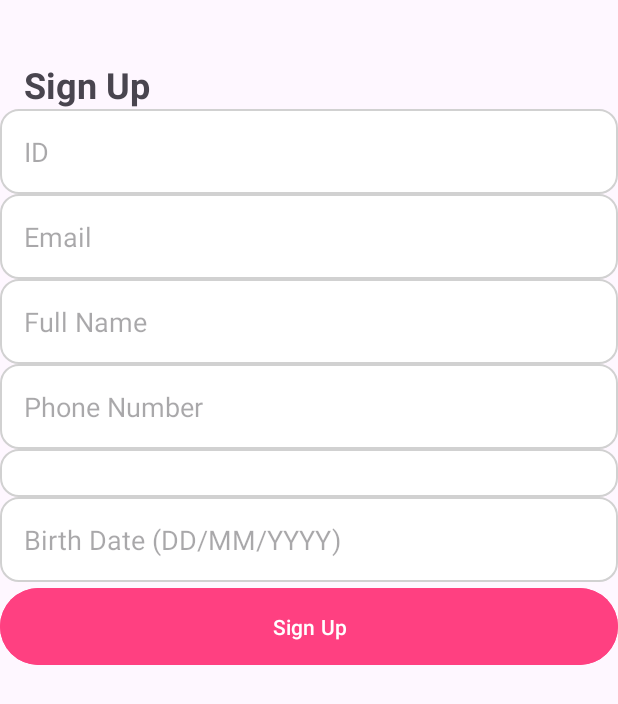
After one commit to mariaHeeb/Hospitals, an Android app: the SignUpActivity screen opened directly, with no data from a screen before it, on a phone screen of 412 x 824 dp. The commit adds this screen. Shown: the top 704 px of the screen. Run offline under Robolectric (Android 15) with nearby library versions, the phone set to English and light mode, and no system bars; 1 statement that could not run was skipped.

```diff
--- a/app/src/main/AndroidManifest.xml
+++ b/app/src/main/AndroidManifest.xml
@@ -13,6 +13,12 @@
         android:theme="@style/Theme.Hospitals"
         tools:targetApi="31">
         <activity
+            android:name=".SignUpActivity"
+            android:exported="false" />
+        <activity
+            android:name=".LogInActivity"
+            android:exported="false" />
+        <activity
             android:name=".MainActivity"
             android:exported="true">
             <intent-filter>
--- /dev/null
+++ b/app/src/main/java/com/example/hospitals/LogInActivity.java
@@ -0,0 +1,24 @@
+package com.example.hospitals;
+
+import android.os.Bundle;
+
+import androidx.activity.EdgeToEdge;
+import androidx.appcompat.app.AppCompatActivity;
+import androidx.core.graphics.Insets;
+import androidx.core.view.ViewCompat;
+import androidx.core.view.WindowInsetsCompat;
+
+public class LogInActivity extends AppCompatActivity {
+
+    @Override
+    protected void onCreate(Bundle savedInstanceState) {
+        super.onCreate(savedInstanceState);
+        EdgeToEdge.enable(this);
+        setContentView(R.layout.activity_log_in);
+        ViewCompat.setOnApplyWindowInsetsListener(findViewById(R.id.main), (v, insets) -> {
+            Insets systemBars = insets.getInsets(WindowInsetsCompat.Type.systemBars());
+            v.setPadding(systemBars.left, systemBars.top, systemBars.right, systemBars.bottom);
+            return insets;
+        });
+    }
+}
--- /dev/null
+++ b/app/src/main/java/com/example/hospitals/SignUpActivity.java
@@ -0,0 +1,24 @@
+package com.example.hospitals;
+
+import android.os.Bundle;
+
+import androidx.activity.EdgeToEdge;
+import androidx.appcompat.app.AppCompatActivity;
+import androidx.core.graphics.Insets;
+import androidx.core.view.ViewCompat;
+import androidx.core.view.WindowInsetsCompat;
+
+public class SignUpActivity extends AppCompatActivity {
+
+    @Override
+    protected void onCreate(Bundle savedInstanceState) {
+        super.onCreate(savedInstanceState);
+        EdgeToEdge.enable(this);
+        setContentView(R.layout.activity_sign_up);
+        ViewCompat.setOnApplyWindowInsetsListener(findViewById(R.id.main), (v, insets) -> {
+            Insets systemBars = insets.getInsets(WindowInsetsCompat.Type.systemBars());
+            v.setPadding(systemBars.left, systemBars.top, systemBars.right, systemBars.bottom);
+            return insets;
+        });
+    }
+}
--- /dev/null
+++ b/app/src/main/res/drawable/rounded_input_field.xml
@@ -0,0 +1,6 @@
+<?xml version="1.0" encoding="utf-8"?>
+<shape xmlns:android="http://schemas.android.com/apk/res/android">
+    <solid android:color="#FFFFFF"/> <!-- White background for input fields -->
+    <corners android:radius="12dp"/> <!-- Rounded corners with a 12dp radius -->
+    <stroke android:color="#D1D1D1" android:width="1dp"/> <!-- Border color and width -->
+</shape>
--- /dev/null
+++ b/app/src/main/res/layout/activity_log_in.xml
@@ -0,0 +1,33 @@
+<?xml version="1.0" encoding="utf-8"?>
+<LinearLayout xmlns:android="http://schemas.android.com/apk/res/android"
+    xmlns:tools="http://schemas.android.com/tools"
+    android:id="@+id/main"
+    android:layout_width="match_parent"
+    android:layout_height="match_parent"
+    android:orientation="horizontal"
+    tools:context=".LogInActivity">
+
+    <EditText
+        android:id="@+id/editTextId"
+        android:layout_width="match_parent"
+        android:layout_height="wrap_content"
+        android:hint="ID"
+        android:inputType="text" />
+
+    <!-- Email Field -->
+    <EditText
+        android:id="@+id/editTextPassword"
+        android:layout_width="match_parent"
+        android:layout_height="wrap_content"
+        android:hint="Email"
+        android:inputType="textPassword" />
+
+    <Button
+        android:id="@+id/btnSignUp"
+        android:layout_width="wrap_content"
+        android:layout_height="wrap_content"/>
+    <Button
+        android:id="@+id/btnLogin"
+        android:layout_width="wrap_content"
+        android:layout_height="wrap_content"/>
+</LinearLayout>
--- /dev/null
+++ b/app/src/main/res/layout/activity_sign_up.xml
@@ -0,0 +1,182 @@
+<?xml version="1.0" encoding="utf-8"?>
+<androidx.constraintlayout.widget.ConstraintLayout xmlns:android="http://schemas.android.com/apk/res/android"
+    xmlns:app="http://schemas.android.com/apk/res-auto"
+    xmlns:tools="http://schemas.android.com/tools"
+    android:layout_width="match_parent"
+    android:layout_height="match_parent"
+    tools:context=".SignUpActivity">
+
+    <!-- Title or App Name -->
+    <TextView
+        android:id="@+id/signUpTitle"
+        android:layout_width="wrap_content"
+        android:layout_height="wrap_content"
+        android:text="Sign Up"
+        android:textSize="24sp"
+        android:textStyle="bold"
+        android:layout_marginTop="40dp"
+        android:layout_marginStart="16dp"
+        android:layout_marginEnd="16dp"
+        app:layout_constraintTop_toTopOf="parent"
+        app:layout_constraintStart_toStartOf="parent" />
+
+    <!-- User ID Field -->
+    <EditText
+        android:id="@+id/editTextId"
+        android:layout_width="0dp"
+        android:layout_height="wrap_content"
+        android:hint="ID"
+        android:inputType="text"
+        android:padding="16dp"
+        android:background="@drawable/rounded_input_field"
+        app:layout_constraintTop_toBottomOf="@+id/signUpTitle"
+        app:layout_constraintStart_toStartOf="parent"
+        app:layout_constraintEnd_toEndOf="parent"
+        app:layout_constraintTop_margin="40dp"/>
+
+    <!-- Email Field -->
+    <EditText
+        android:id="@+id/editTextEmail"
+        android:layout_width="0dp"
+        android:layout_height="wrap_content"
+        android:hint="Email"
+        android:inputType="textEmailAddress"
+        android:padding="16dp"
+        android:background="@drawable/rounded_input_field"
+        app:layout_constraintTop_toBottomOf="@+id/editTextId"
+        app:layout_constraintStart_toStartOf="parent"
+        app:layout_constraintEnd_toEndOf="parent"
+        app:layout_constraintTop_margin="16dp"/>
+
+    <!-- Name Field -->
+    <EditText
+        android:id="@+id/editTextName"
+        android:layout_width="0dp"
+        android:layout_height="wrap_content"
+        android:hint="Full Name"
+        android:inputType="text"
+        android:padding="16dp"
+        android:background="@drawable/rounded_input_field"
+        app:layout_constraintTop_toBottomOf="@+id/editTextEmail"
+        app:layout_constraintStart_toStartOf="parent"
+        app:layout_constraintEnd_toEndOf="parent"
+        app:layout_constraintTop_margin="16dp"/>
+
+    <!-- Phone Number Field -->
+    <EditText
+        android:id="@+id/editTextPhoneNumber"
+        android:layout_width="0dp"
+        android:layout_height="wrap_content"
+        android:hint="Phone Number"
+        android:inputType="phone"
+        android:padding="16dp"
+        android:background="@drawable/rounded_input_field"
+        app:layout_constraintTop_toBottomOf="@+id/editTextName"
+        app:layout_constraintStart_toStartOf="parent"
+        app:layout_constraintEnd_toEndOf="parent"
+        app:layout_constraintTop_margin="16dp"/>
+
+    <!-- Blood Type Spinner -->
+    <Spinner
+        android:id="@+id/spinnerBloodType"
+        android:layout_width="0dp"
+        android:layout_height="wrap_content"
+        app:layout_constraintTop_toBottomOf="@+id/editTextPhoneNumber"
+        app:layout_constraintStart_toStartOf="parent"
+        app:layout_constraintEnd_toEndOf="parent"
+        app:layout_constraintTop_margin="16dp"
+        android:padding="16dp"
+        android:background="@drawable/rounded_input_field" />
+
+    <!-- Birth Date Field -->
+    <EditText
+        android:id="@+id/editTextBirthDate"
+        android:layout_width="0dp"
+        android:layout_height="wrap_content"
+        android:hint="Birth Date (DD/MM/YYYY)"
+        android:inputType="date"
+        android:padding="16dp"
+        android:background="@drawable/rounded_input_field"
+        app:layout_constraintTop_toBottomOf="@+id/spinnerBloodType"
+        app:layout_constraintStart_toStartOf="parent"
+        app:layout_constraintEnd_toEndOf="parent"
+        app:layout_constraintTop_margin="16dp"/>
+
+    <!-- Sign Up Button -->
+    <Button
+        android:id="@+id/buttonSignUp"
+        android:layout_width="0dp"
+        android:layout_height="wrap_content"
+        android:text="Sign Up"
+        android:backgroundTint="@color/colorAccent"
+        android:textColor="@android:color/white"
+        android:padding="16dp"
+        app:layout_constraintTop_toBottomOf="@+id/editTextBirthDate"
+        app:layout_constraintStart_toStartOf="parent"
+        app:layout_constraintEnd_toEndOf="parent"
+        app:layout_constraintTop_margin="32dp"/>
+
+</androidx.constraintlayout.widget.ConstraintLayout>
+
+
+
+    <!--<?xml version="1.0" encoding="utf-8"?>-->
+<!--<LinearLayout xmlns:android="http://schemas.android.com/apk/res/android"-->
+<!--    android:layout_width="match_parent"-->
+<!--    android:layout_height="match_parent"-->
+<!--    android:orientation="vertical"-->
+<!--    android:padding="16dp">-->
+
+<!--    &lt;!&ndash; User ID Field &ndash;&gt;-->
+<!--    <EditText-->
+<!--        android:id="@+id/editTextId"-->
+<!--        android:layout_width="match_parent"-->
+<!--        android:layout_height="wrap_content"-->
+<!--        android:hint="ID"-->
+<!--        android:inputType="text" />-->
+
+<!--    &lt;!&ndash; Email Field &ndash;&gt;-->
+<!--    <EditText-->
+<!--        android:id="@+id/editTextEmail"-->
+<!--        android:layout_width="match_parent"-->
+<!--        android:layout_height="wrap_content"-->
+<!--        android:hint="Email"-->
+<!--        android:inputType="textEmailAddress" />-->
+
+<!--    &lt;!&ndash; Name Field &ndash;&gt;-->
+<!--    <EditText-->
+<!--        android:id="@+id/editTextName"-->
+<!--        android:layout_width="match_parent"-->
+<!--        android:layout_height="wrap_content"-->
+<!--        android:hint="Name"-->
+<!--        android:inputType="text" />-->
+
+<!--    &lt;!&ndash; Phone Number Field &ndash;&gt;-->
+<!--    <EditText-->
+<!--        android:id="@+id/editTextPhoneNumber"-->
+<!--        android:layout_width="match_parent"-->
+<!--        android:layout_height="wrap_content"-->
+<!--        android:hint="Phone Number"-->
+<!--        android:inputType="phone" />-->
+
+<!--    &lt;!&ndash; Blood Type Spinner &ndash;&gt;-->
+<!--    <Spinner-->
+<!--        android:id="@+id/spinnerBloodType"-->
+<!--        android:layout_width="match_parent"-->
+<!--        android:layout_height="wrap_content" />-->
+
+<!--    &lt;!&ndash; Birth Date Field &ndash;&gt;-->
+<!--    <EditText-->
+<!--        android:id="@+id/editTextBirthDate"-->
+<!--        android:layout_width="match_parent"-->
+<!--        android:layout_height="wrap_content"-->
+<!--        android:hint="Birth Date (00/00/0000)"-->
+<!--        android:inputType="date" />-->
+
+<!--    &lt;!&ndash; Sign Up Button &ndash;&gt;-->
+<!--    <Button-->
+<!--        android:id="@+id/buttonSignUp"-->
+<!--        android:layout_width="match_parent"-->
+<!--        android:layout_height="wrap_content"-->
+<!--        android:text="Sign Up" />-->
+<!--</LinearLayout>-->
--- a/app/src/main/res/values/colors.xml
+++ b/app/src/main/res/values/colors.xml
@@ -2,4 +2,5 @@
 <resources>
     <color name="black">#FF000000</color>
     <color name="white">#FFFFFFFF</color>
+    <color name="colorAccent">#FF4081</color>
 </resources>
```
